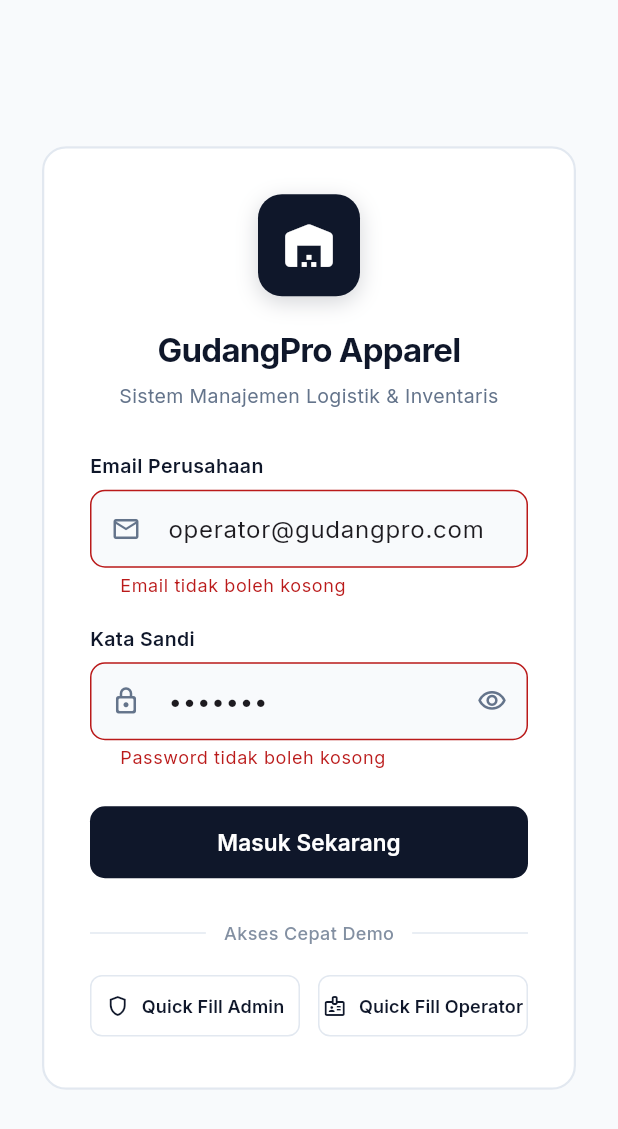
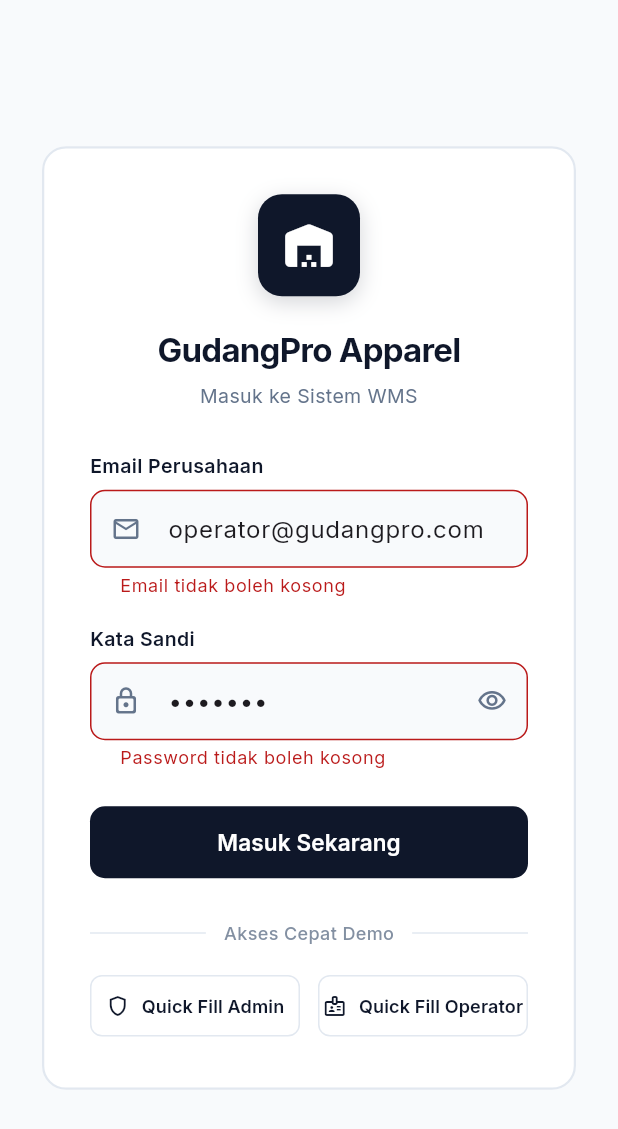
Before and after one commit to masPrammuy/GudangPro, a Flutter app: the LoginScreen screen opened directly, after a tap on "Masuk Sekarang", after a tap on "Quick Fill Admin", after a tap on "Quick Fill Operator", on a phone screen of 412 x 824 dp. Shown: the top 1129 px of the screen. Run offline on Flutter 3.47's test engine with Material 3 defaults, Android fonts, the phone set to English and light mode, and no system bars; our stand-ins replace flutter_riverpod, google_fonts, supabase_flutter; accounts and stored records are empty.

Commit message:
fix(auth): align login subtitle with spec constraint and add safe form validation

```diff
--- a/mobile/lib/features/auth/presentation/login_screen.dart
+++ b/mobile/lib/features/auth/presentation/login_screen.dart
@@ -38,6 +38,7 @@ class _LoginScreenState extends ConsumerState<LoginScreen> {
   }
 
   void _fillAdmin() {
+    FocusScope.of(context).unfocus();
     setState(() {
       _emailController.text = 'admin@gudangpro.com';
       _passwordController.text = 'admin123';
@@ -46,6 +47,7 @@ class _LoginScreenState extends ConsumerState<LoginScreen> {
   }
 
   void _fillOperator() {
+    FocusScope.of(context).unfocus();
     setState(() {
       _emailController.text = 'operator@gudangpro.com';
       _passwordController.text = 'user123';
@@ -54,11 +56,12 @@ class _LoginScreenState extends ConsumerState<LoginScreen> {
   }
 
   Future<void> _handleLogin() async {
+    FocusScope.of(context).unfocus();
     setState(() {
       _errorMessage = null;
     });
 
-    if (!_formKey.currentState!.validate()) {
+    if (!(_formKey.currentState?.validate() ?? false)) {
       return;
     }
 
@@ -149,7 +152,7 @@ class _LoginScreenState extends ConsumerState<LoginScreen> {
                         ),
                         const SizedBox(height: 6),
                         const Text(
-                          'Sistem Manajemen Logistik & Inventaris',
+                          'Masuk ke Sistem WMS',
                           textAlign: TextAlign.center,
                           style: TextStyle(
                             fontSize: 13,
```
Also changed, not shown: 1 other file.
